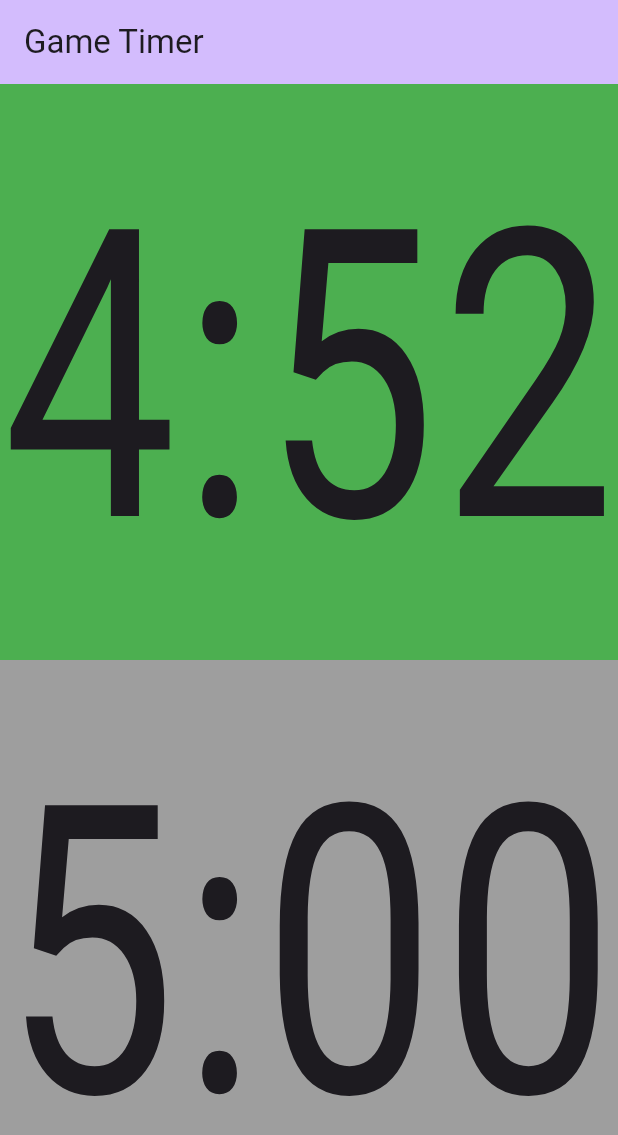
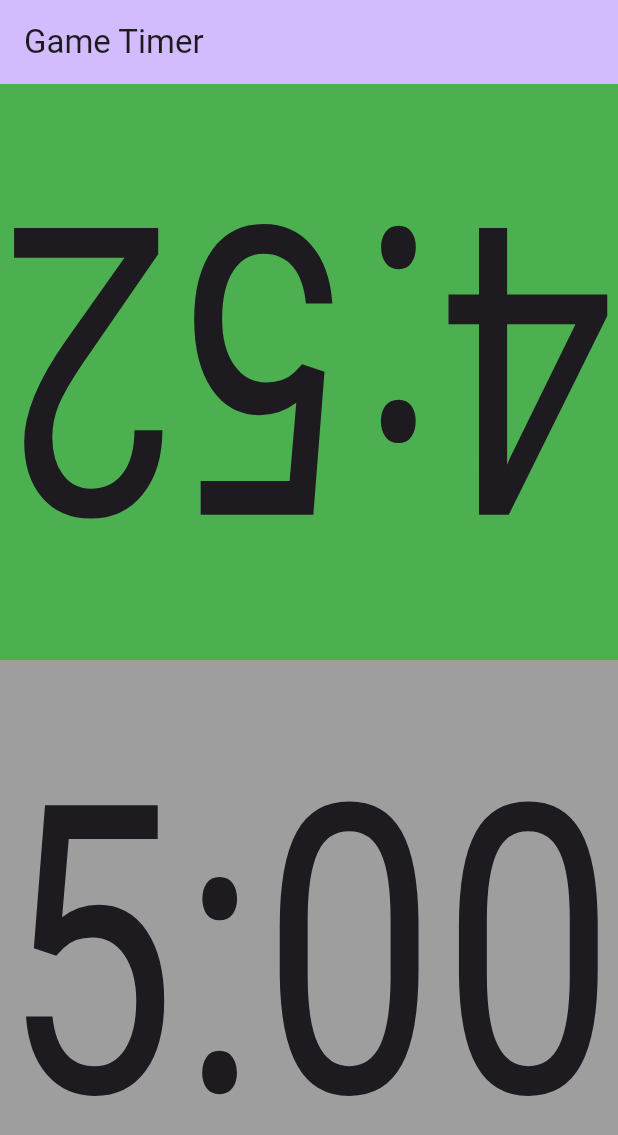
Before and after one commit to gabema/game-timer, a Flutter app: the screen it shows after launch, on a phone screen of 412 x 824 dp. Shown: the top 1135 px of the screen. Run offline on Flutter 3.47's test engine with Material 2 defaults, Android fonts, the phone set to English and light mode, and no system bars.

Commit message:
Rotating player 1 (#2)

```diff
--- a/lib/main.dart
+++ b/lib/main.dart
@@ -2,6 +2,7 @@ import 'package:flutter/material.dart';
 import 'package:flutter/scheduler.dart';
 import 'playerwidget.dart';
 import 'timer.dart';
+import 'dart:math' as math;
 
 void main() {
   runApp(const MyApp());
@@ -57,7 +58,8 @@ class MyHomePage extends StatefulWidget {
   State<MyHomePage> createState() => _MyHomePageState();
 }
 
-class _MyHomePageState extends State<MyHomePage> with SingleTickerProviderStateMixin {
+class _MyHomePageState extends State<MyHomePage>
+    with SingleTickerProviderStateMixin {
   late final Ticker _ticker;
   final GameTimer _game = GameTimer([
     PersonTimer("player1", const Duration(minutes: 5)),
@@ -78,13 +80,13 @@ class _MyHomePageState extends State<MyHomePage> with SingleTickerProviderStateM
   }
 
   @override
-  void dispose(){
+  void dispose() {
     _ticker.dispose();
     super.dispose();
   }
 
   void _clickPlayer(PersonTimer personTimer) {
-    if(personTimer.isActive) {
+    if (personTimer.isActive) {
       _game.activateNextPlayer();
     }
   }
@@ -107,8 +109,7 @@ class _MyHomePageState extends State<MyHomePage> with SingleTickerProviderStateM
         // the App.build method, and use it to set our appbar title.
         title: Text(widget.title),
       ),
-      body:
-        Row(
+      body: Row(
         children: [
           Flexible(
             fit: FlexFit.tight,
@@ -119,10 +120,21 @@ class _MyHomePageState extends State<MyHomePage> with SingleTickerProviderStateM
               // mainAxisAlignment: MainAxisAlignment.center,
               children: <Widget>[
                 Flexible(
-                    fit:   FlexFit.tight,
-                    child: PlayerWidget(key: Key(_game[0].name), player: _game[0], onTap: _clickPlayer),
+                  fit: FlexFit.tight,
+                  child: Transform.rotate(
+                    angle: -math.pi,
+                    child: PlayerWidget(
+                        key: Key(_game[0].name),
+                        player: _game[0],
+                        onTap: _clickPlayer),
                   ),
-                  Flexible(fit:FlexFit.tight, child: PlayerWidget(key: Key(_game[1].name), player: _game[1], onTap: _clickPlayer)),
+                ),
+                Flexible(
+                    fit: FlexFit.tight,
+                    child: PlayerWidget(
+                        key: Key(_game[1].name),
+                        player: _game[1],
+                        onTap: _clickPlayer)),
               ],
             ),
           ),
```
Lines whose indentation alone changed are shown as unchanged.
